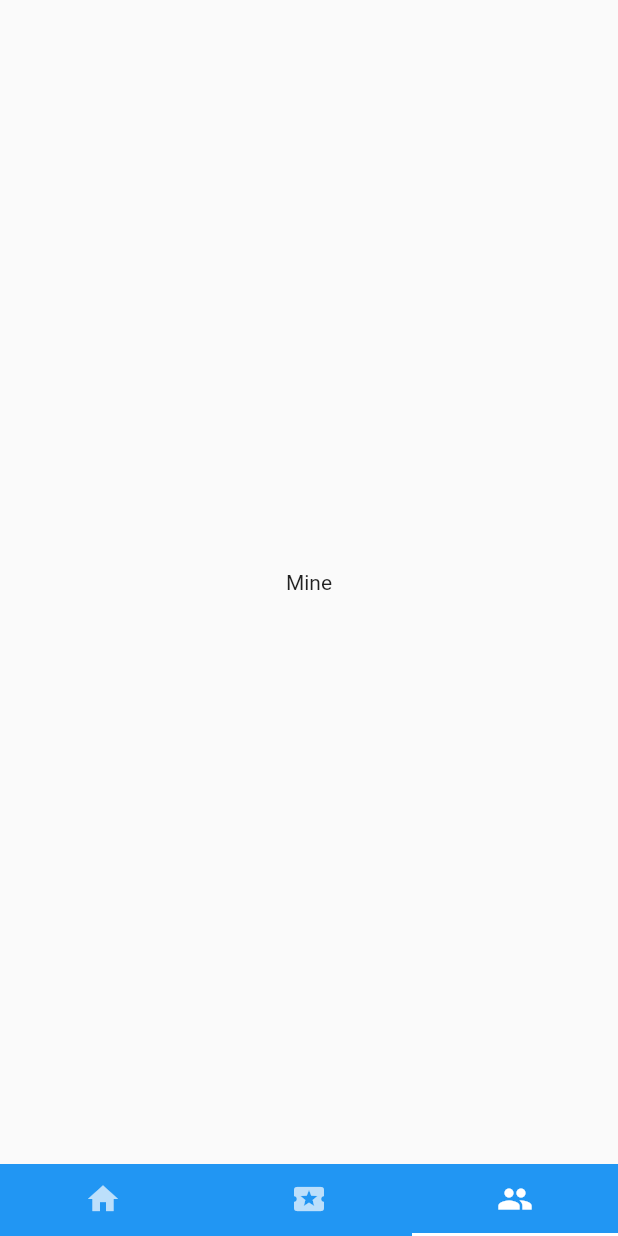
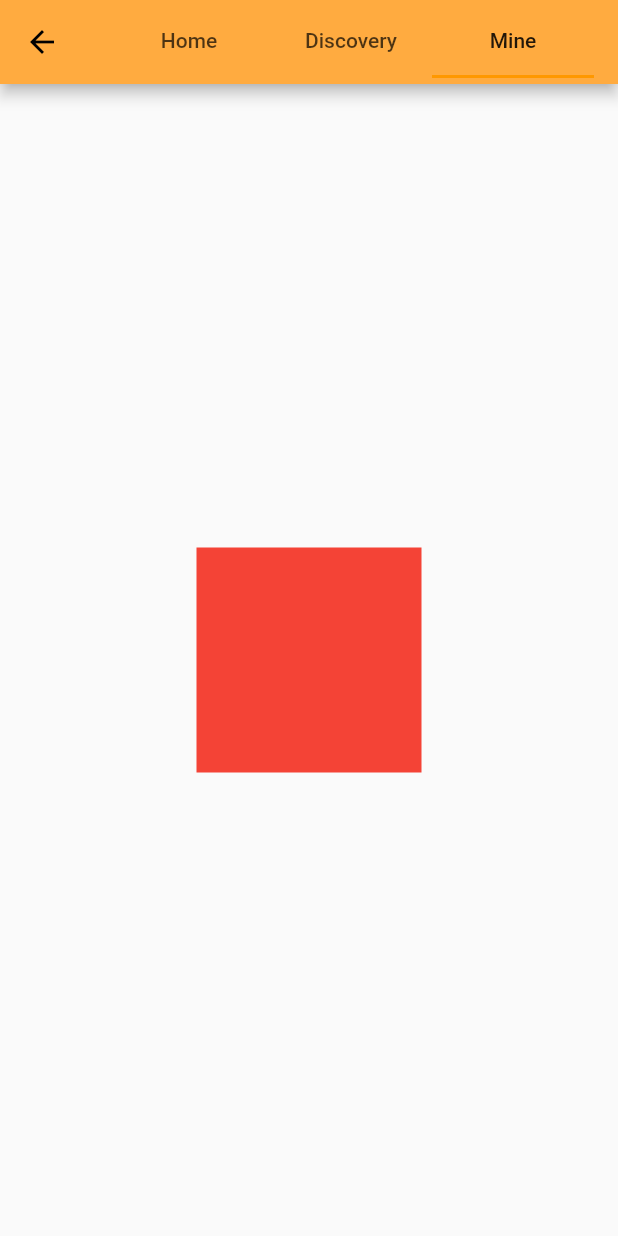
Before and after one commit to ljunb/myflutterapp, a Flutter app: the TabControllerPage screen opened by its route, tab 3 chosen, on a phone screen of 412 x 824 dp. Run offline on Flutter 3.47's test engine with Material 2 defaults, Android fonts, the phone set to English and light mode, and no system bars; network calls fail.

```diff
--- a/lib/main.dart
+++ b/lib/main.dart
@@ -12,7 +12,7 @@ class MyApp extends StatelessWidget {
     return new MaterialApp(
       title: 'Flutter Demo',
       theme: new ThemeData(
-        primarySwatch: Colors.blue,
+        primarySwatch: Colors.orange,
       ),
       home: new LoginPage(),
       routes: <String, WidgetBuilder>{
--- a/lib/pages/mine.dart
+++ b/lib/pages/mine.dart
@@ -1,11 +1,49 @@
 import 'package:flutter/material.dart';
+import 'package:flutter/animation.dart';
 
-class MinePage extends StatelessWidget {
+class MinePage extends StatefulWidget {
+  @override
+  State<StatefulWidget> createState() {
+    // TODO: implement createState
+    return new _MinePageState();
+  }
+}
+
+class _MinePageState extends State<MinePage> with SingleTickerProviderStateMixin {
+  Animation<double> animation;
+  AnimationController _controller;
+
+  @override
+  void initState() {
+    super.initState();
+    _controller = new AnimationController(
+      duration: const Duration(milliseconds: 2000),
+      vsync: this
+    );
+    animation = new Tween(begin: 0.0, end: 300.0).animate(_controller)
+    ..addListener(() {
+      setState(() {
+
+      });
+    });
+    _controller.forward();
+  }
+
+  @override
+    void dispose() {
+      _controller.dispose();
+      super.dispose();
+    }
+
   @override
   Widget build(BuildContext context) {
-    return new Scaffold(
-      body: new Center(
-        child: new Text('Mine'),
+    // TODO: implement build
+    return new Center(
+      child: new Container(
+        margin: new EdgeInsets.symmetric(vertical: 10.0),
+        height: animation.value,
+        width: animation.value,
+        color: Colors.red,
       ),
     );
   }
--- a/lib/tab_controller.dart
+++ b/lib/tab_controller.dart
@@ -26,13 +26,13 @@ class _TabControllerPageState extends State<TabControllerPage> with SingleTicker
   @override
   Widget build(BuildContext context) {
     return new Scaffold(
-      bottomNavigationBar: new Material(
-        color: Colors.blue,
-        child: new TabBar(
+      appBar: new AppBar(
+        backgroundColor: Colors.orangeAccent,
+        title: new TabBar(
           tabs: <Tab>[
-            new Tab(icon: new Icon(Icons.home)),
-            new Tab(icon: new Icon(Icons.local_activity)),
-            new Tab(icon: new Icon(Icons.people))
+            new Tab(text: 'Home'),
+            new Tab(text: 'Discovery'),
+            new Tab(text: 'Mine')
           ],
           controller: _controller,
         ),
```
Also changed, not shown: lib/components/OperateButton.dart (added, +68 -0 lines), lib/pages/discovery.dart (+5 -2 lines), lib/pages/login.dart (+16 -3 lines), lib/pages/shopcart.dart (+7 -13 lines).
